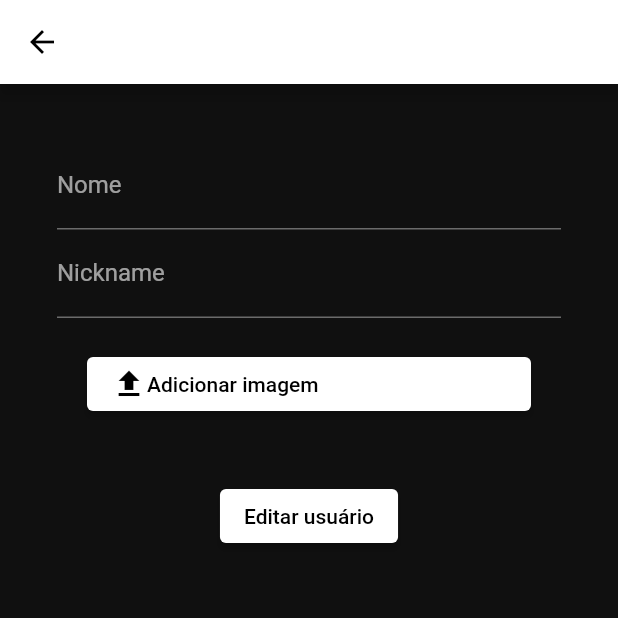
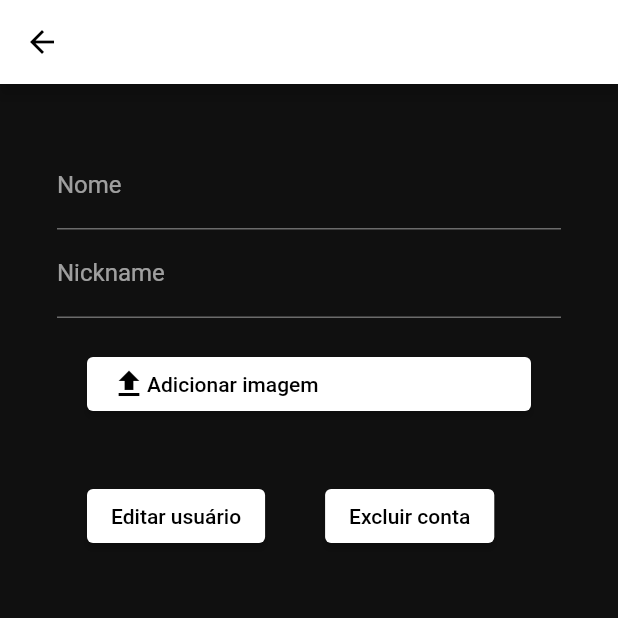
Before and after one commit to heloeng/app_global_heroes, a Flutter app: the EditUser screen opened directly with empty values, on a phone screen of 412 x 824 dp, the top half of it. Run offline on Flutter 3.47's test engine with Material 2 defaults, Android fonts, the phone set to English and light mode, and no system bars; our stand-ins replace animate_do, cloud_firestore, file_picker, firebase_auth, firebase_core, font_awesome_flutter and 3 more; missing offline and left inert: animated_card; accounts and stored records are empty.

Commit message:
botão excluir conta de usuário

```diff
--- a/lib/pages/edit_user_page.dart
+++ b/lib/pages/edit_user_page.dart
@@ -143,6 +143,9 @@ class _EditUserState extends State<EditUser> {
                 ),
               ),
                         ),
+
+                        Row(
+                          children: [
                             Container(
                               padding: EdgeInsets.all(20),
                               child: ElevatedButton(
@@ -167,6 +170,40 @@ class _EditUserState extends State<EditUser> {
                                 child: Text("Editar usuário"),
                               ),
                             ),
+
+
+
+                        Container(
+                              padding: EdgeInsets.all(20),
+                              child: ElevatedButton(
+                                onPressed: () async {
+
+
+                                  },
+
+
+                                child: Text("Excluir conta"),
+                              ),
+                            ),
+                        ],
+
+                        ),
+
+
+
+
+
+
+
+
+
+
+
+
+
+
+
+
                       ],
                     ),
                   ),
```
Lines whose indentation alone changed are shown as unchanged.
